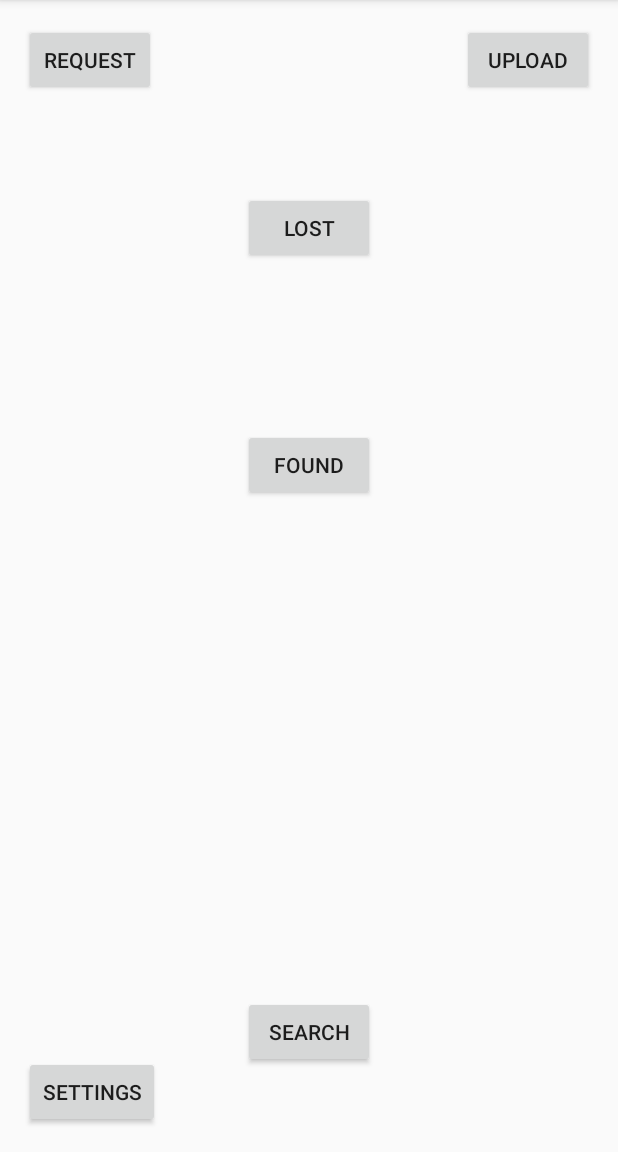
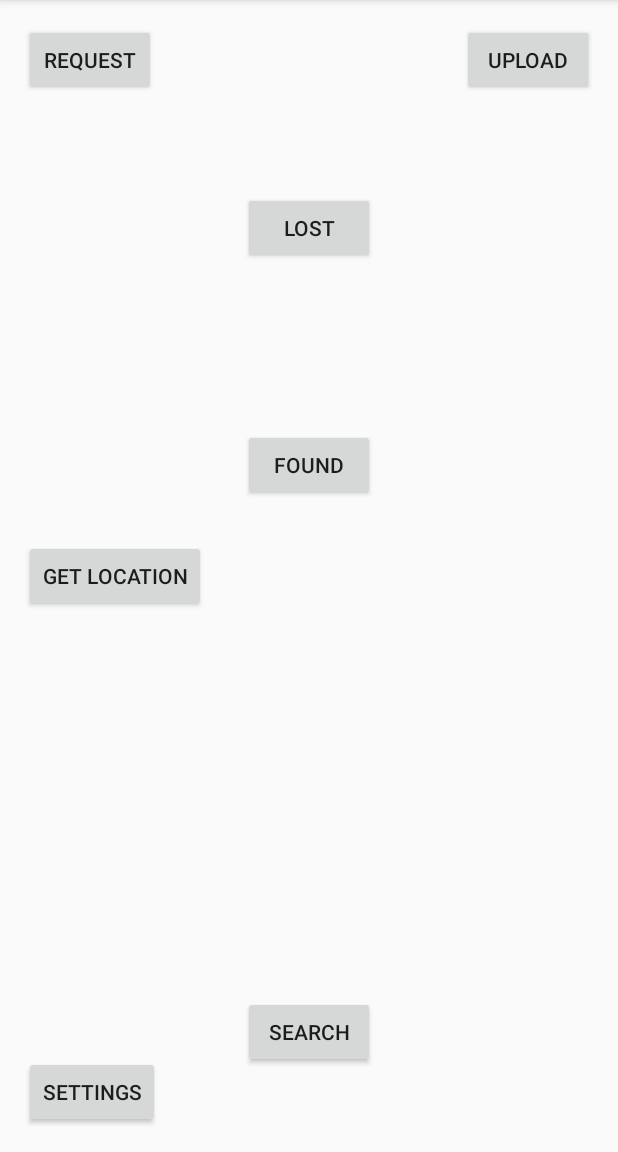
Before and after one commit to Toyboat/F16-ITSMAP-App-Project-Group-25, an Android app: the screen it shows after launch (MainActivity), on a phone screen of 412 x 824 dp, the part 84-1236 px from its top. Run offline under Robolectric (Android 15) with nearby library versions, the phone set to English and light mode, and no system bars; our stand-ins replace Volley.

Commit message:
get location working in MainActivity

```diff
--- a/FinalProject/app/src/main/java/com/example/victor/finalproject/CustomApplication.java
+++ b/FinalProject/app/src/main/java/com/example/victor/finalproject/CustomApplication.java
@@ -3,6 +3,7 @@ package com.example.victor.finalproject;
 import android.app.Application;
 import android.util.Log;
 
+import com.example.victor.finalproject.Datacontainers.LocationSingleton;
 import com.example.victor.finalproject.Datacontainers.SearchResultsSingleton;
 import com.example.victor.finalproject.Datacontainers.VolleyQueueInstance;
 
@@ -26,6 +27,7 @@ public class CustomApplication extends Application {
         Log.println(Log.DEBUG,"CustomApplication","initSingletons()");
         SearchResultsSingleton.initInstance();
         VolleyQueueInstance.initInstance(getApplicationContext());
+        LocationSingleton.initInstance();
     }
 
 }
--- /dev/null
+++ b/FinalProject/app/src/main/java/com/example/victor/finalproject/Datacontainers/LocationSingleton.java
@@ -0,0 +1,41 @@
+package com.example.victor.finalproject.Datacontainers;
+
+import android.location.Location;
+import android.util.Log;
+
+/**
+ * Created by Bertrand on 29-05-2016.
+ */
+public class LocationSingleton {
+    private static final String moduleName = "LocationSingleton";
+    private static LocationSingleton ourInstance = new LocationSingleton();
+    private Location location;
+
+    public static void initInstance() {
+        if (ourInstance == null) {
+            Log.println(Log.DEBUG, moduleName, "Creating new " + moduleName + " Instance");
+            ourInstance = new LocationSingleton();
+        }
+    }
+
+    public static LocationSingleton getInstance() {
+
+        if (ourInstance == null) {
+            Log.println(Log.ERROR, moduleName, "getInstance() => null !");
+
+        }
+        return ourInstance;
+    }
+
+    public Location getLocation(){
+        return location;
+    }
+
+    public void setLocation(Location location)
+    {
+        this.location = location;
+    }
+
+    private LocationSingleton() {
+    }
+}
--- a/FinalProject/app/src/main/java/com/example/victor/finalproject/ProjectConstants.java
+++ b/FinalProject/app/src/main/java/com/example/victor/finalproject/ProjectConstants.java
@@ -13,5 +13,5 @@ public class ProjectConstants {
     public static final String BroadcastSearchResultsFailAction = "com.example.victor.finalproject.broadcast.actions.searcherror";
     public static final String BroadcastSearchResultsSuccessAction = "com.example.victor.finalproject.broadcast.actions.searchsuccess";
 
-    public static final String BroadcastLocationUpdateAction = "com.example.victor.finalproject.broadcast.actions.locationupdate";
+    public static final String BroadcastLocationUpdateAction = "LOCATION_UPDATE";//"com.example.victor.finalproject.broadcast.actions.locationupdate";
 }
--- a/FinalProject/app/src/main/res/layout/activity_main.xml
+++ b/FinalProject/app/src/main/res/layout/activity_main.xml
@@ -64,4 +64,13 @@
         android:layout_alignParentLeft="true"
         android:layout_alignParentStart="true" />
 
+    <Button
+        android:layout_width="wrap_content"
+        android:layout_height="wrap_content"
+        android:text="Get Location"
+        android:id="@+id/btnLocation"
+        android:layout_centerVertical="true"
+        android:layout_alignParentLeft="true"
+        android:layout_alignParentStart="true" />
+
 </RelativeLayout>
```
Also changed, not shown: FinalProject/app/src/main/java/com/example/victor/finalproject/Fragments/WhereFragment.java (+6 -6 lines), FinalProject/app/src/main/java/com/example/victor/finalproject/MainActivity.java (+121 -0 lines), FinalProject/app/src/main/res/layout/inflate_error.xml (deleted, +0 -11 lines).
